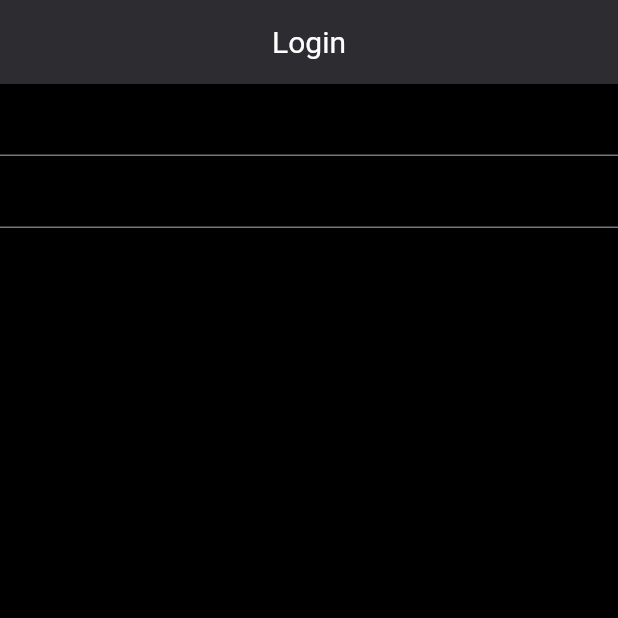
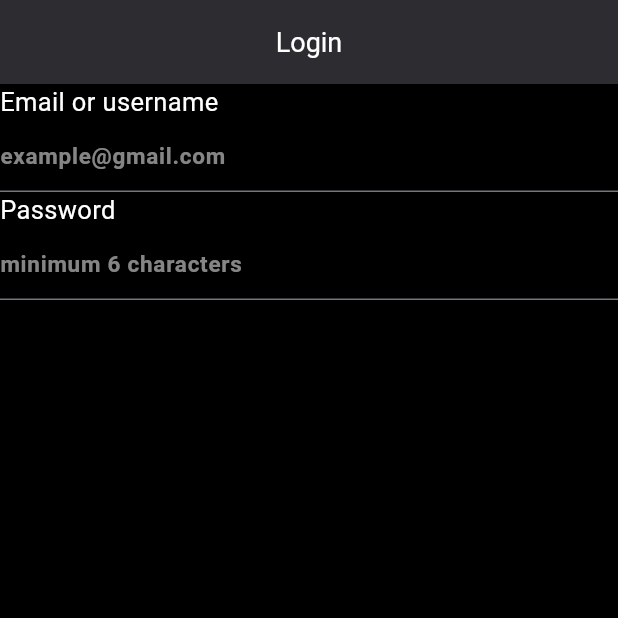
Before and after one commit to Korya25/auth, a Flutter app: the screen it shows after launch, on a phone screen of 412 x 824 dp, the top half of it. Run offline on Flutter 3.47's test engine with Material 3 defaults, Android fonts, the phone set to English and light mode, and no system bars; our stand-ins replace firebase_auth, firebase_core, google_sign_in; accounts and stored records are empty; Roboto replaces fonts that are missing (Laila).

Commit message:
add email and password to login page

```diff
--- a/lib/constanta/app_text_style.dart
+++ b/lib/constanta/app_text_style.dart
@@ -1,9 +1,20 @@
 import 'package:flutter/material.dart';
-import 'package:google_fonts/google_fonts.dart';
 
 class AppTextStyle {
-  static TextStyle appBar = GoogleFonts.laila(
+  static TextStyle appBar = TextStyle(
     color: Colors.white,
-    fontSize: 20,
+    fontSize: 18,
+  );
+
+  static TextStyle labelTextFormField = TextStyle(
+    color: Colors.white,
+    fontSize: 17,
+    fontWeight: FontWeight.w400,
+  );
+
+  static TextStyle hintTextFormField = TextStyle(
+    color: const Color.fromARGB(162, 211, 210, 210),
+    fontSize: 15,
+    fontWeight: FontWeight.bold,
   );
 }
--- /dev/null
+++ b/lib/helper/utils/auth_validator.dart
@@ -0,0 +1,48 @@
+class AuthValidators {
+  static String? validateEmail(String? value) {
+    if (value == null || value.isEmpty) {
+      return 'Please enter your email';
+    }
+
+    if (!RegExp(r'^[^@]+@[^@]+\.[^@]+').hasMatch(value)) {
+      return 'Please enter a valid email';
+    }
+    return null;
+  }
+
+  static String? validatePasswordRegister(String? value) {
+    if (value == null || value.isEmpty) {
+      return 'Password cannot be empty';
+    }
+    if (value.length < 6) {
+      return 'Password must be at least 6 characters';
+    }
+
+    // Regular expression to check for special characters (@, #, etc.)
+    RegExp specialChars = RegExp(r'[!@#$%^&*(),.?":{}|<>]');
+    if (!specialChars.hasMatch(value)) {
+      return 'Password must contain at least one special character (@, #, etc.)';
+    }
+
+    // Regular expression to check for uppercase letters
+    RegExp upperChars = RegExp(r'[A-Z]');
+    if (!upperChars.hasMatch(value)) {
+      return 'Password must contain at least one uppercase letter';
+    }
+
+    // Regular expression to check for numbers
+    RegExp hasNum = RegExp(r'[0-9]');
+    if (!hasNum.hasMatch(value)) {
+      return 'Password must contain at least one number';
+    }
+
+    return null;
+  }
+
+  static String? validatePasswordLogin(String? value) {
+    if (value == null || value.isEmpty) {
+      return 'Password cannot be empty';
+    }
+    return null;
+  }
+}
--- a/lib/views/screen/auth/login_screen.dart
+++ b/lib/views/screen/auth/login_screen.dart
@@ -1,9 +1,22 @@
 import 'package:authapp/constanta/app_text_style.dart';
+import 'package:authapp/helper/utils/auth_validator.dart';
 import 'package:authapp/views/widgets/custom_text_form_field.dart';
 import 'package:flutter/material.dart';
 
-class LoginScreen extends StatelessWidget {
+class LoginScreen extends StatefulWidget {
   const LoginScreen({super.key});
+
+  @override
+  State<LoginScreen> createState() => _LoginScreenState();
+}
+
+class _LoginScreenState extends State<LoginScreen> {
+  // Controllers
+  final TextEditingController _emailController = TextEditingController();
+  final TextEditingController _passwordController = TextEditingController();
+
+  // Form key
+  GlobalKey<FormState> formKey = GlobalKey();
 
   @override
   Widget build(BuildContext context) {
@@ -17,11 +30,46 @@ class LoginScreen extends StatelessWidget {
           style: AppTextStyle.appBar,
         ),
       ),
-      body: Column(
-        children: [
-          CustomTextFormField(),
-          CustomTextFormField(),
-        ],
+      body: Form(
+        key: formKey,
+        child: Column(
+          children: [
+            // Email or username
+            CustomTextFormField(
+              labelText: 'Email or username',
+              hintText: 'example@gmail.com',
+              textEditingController: _emailController,
+              keyboardType: TextInputType.emailAddress,
+              hintStyle: AppTextStyle.hintTextFormField,
+              labelStyle: AppTextStyle.labelTextFormField,
+              validator: AuthValidators.validateEmail,
+              onSaved: (value) {
+                _emailController.text = value ?? '';
+              },
+            ),
+
+            // Password
+            CustomTextFormField(
+              labelText: 'Password',
+              hintText: 'minimum 6 characters',
+              textEditingController: _passwordController,
+              keyboardType: TextInputType.visiblePassword,
+              hintStyle: AppTextStyle.hintTextFormField,
+              labelStyle: AppTextStyle.labelTextFormField,
+              validator: AuthValidators.validatePasswordLogin,
+              onSaved: (value) {
+                _passwordController.text = value ?? '';
+              },
+            ),
+            // Forget Password
+
+            // Login Button
+
+            // Or Devider
+
+            // Login with Google Button
+          ],
+        ),
       ),
     );
   }
--- a/lib/views/widgets/custom_text_form_field.dart
+++ b/lib/views/widgets/custom_text_form_field.dart
@@ -1,10 +1,97 @@
 import 'package:flutter/material.dart';
 
-class CustomTextFormField extends StatelessWidget {
-  const CustomTextFormField({super.key});
+/// Customizable TextFormField Widget
+/// This widget can handle both standard text fields and password fields.
+/// - [hintText]: Placeholder text for the field.
+/// - [textEditingController]: Controller to manage the field's text.
+/// - [obscureText]: Whether the text should be obscured (useful for passwords).
+/// - [validator]: Validation function to validate the input.
+/// - [hasSuffixIcon]: Whether to show a suffix icon (e.g., for toggling obscureText).
+class CustomTextFormField extends StatefulWidget {
+  const CustomTextFormField({
+    super.key,
+    required this.hintText,
+    required this.textEditingController,
+    this.obscureText = false,
+    required this.validator,
+    this.hasSuffixIcon = false,
+    this.keyboardType,
+    required this.onSaved,
+    this.maxLength,
+    this.maxLines = 1, // Default to 1 line if not specified
+    this.style, // Allows customizing the text style
+    this.onChanged,
+    required this.labelText,
+    required this.hintStyle,
+    required this.labelStyle,
+  });
+
+  final String hintText;
+  final String labelText;
+  final TextStyle hintStyle;
+  final TextStyle labelStyle;
+  final bool obscureText;
+  final bool hasSuffixIcon;
+  final String? Function(String?)? validator;
+  final TextEditingController? textEditingController;
+  final TextInputType? keyboardType;
+  final void Function(String?)? onSaved;
+  final int? maxLength;
+  final int maxLines;
+  final TextStyle? style;
+  final void Function(String)? onChanged;
+
+  @override
+  State<CustomTextFormField> createState() => _CustomTextFormFieldState();
+}
+
+class _CustomTextFormFieldState extends State<CustomTextFormField> {
+  late bool isObscureText;
+
+  @override
+  void initState() {
+    super.initState();
+    isObscureText = widget.obscureText;
+  }
 
   @override
   Widget build(BuildContext context) {
-    return TextFormField();
+    return Column(
+      crossAxisAlignment: CrossAxisAlignment.start,
+      children: [
+        Text(
+          widget.labelText,
+          style: widget.labelStyle,
+        ),
+        TextFormField(
+          onSaved: widget.onSaved,
+          keyboardType: widget.keyboardType,
+          validator: widget.validator,
+          controller: widget.textEditingController,
+          obscureText: widget.hasSuffixIcon ? isObscureText : false,
+          maxLength: widget.maxLength,
+          maxLines: widget.maxLines,
+          style: widget.style,
+          onChanged: widget.onChanged,
+          decoration: InputDecoration(
+            hintStyle: widget.hintStyle,
+            labelStyle: widget.labelStyle,
+            hintText: widget.hintText,
+            suffixIcon: widget.hasSuffixIcon
+                ? IconButton(
+                    onPressed: () {
+                      setState(() {
+                        isObscureText = !isObscureText;
+                      });
+                    },
+                    icon: Icon(
+                      isObscureText ? Icons.visibility : Icons.visibility_off,
+                    ),
+                  )
+                : null,
+          ),
+        ),
+      ],
+    );
   }
 }
```
